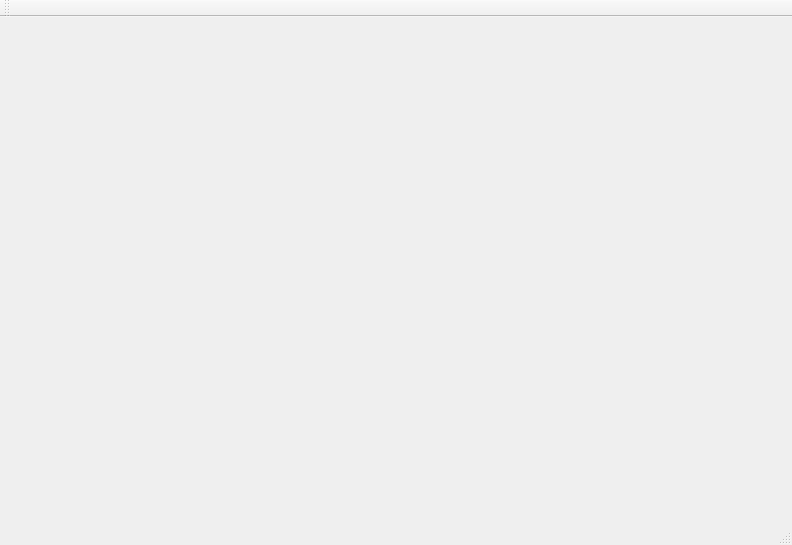
The window that untitled/mainwindow.ui (Yuri-kassin/Prejeto_Hotel-) describes before a commit, drawn with Qt 5.
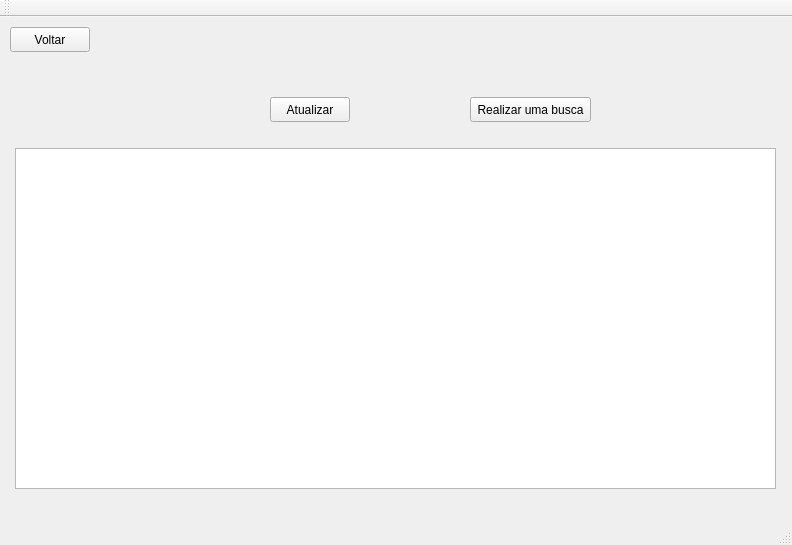
The same window after the commit. The open tabs and pages were chosen to show the change. Icons and pictures are not drawn.

Diff of the .ui file:
```diff
--- a/untitled/mainwindow.ui
+++ b/untitled/mainwindow.ui
@@ -245,20 +245,44 @@
      <widget class="QPushButton" name="userButton">
       <property name="geometry">
        <rect>
-        <x>50</x>
-        <y>50</y>
+        <x>480</x>
+        <y>80</y>
         <width>121</width>
-        <height>131</height>
+        <height>25</height>
+       </rect>
+      </property>
+      <property name="text">
+       <string>Realizar uma busca</string>
+      </property>
+     </widget>
+     <widget class="QPushButton" name="AttButton">
+      <property name="geometry">
+       <rect>
+        <x>280</x>
+        <y>80</y>
+        <width>80</width>
+        <height>25</height>
+       </rect>
+      </property>
+      <property name="text">
+       <string>Atualizar</string>
+      </property>
+     </widget>
+     <widget class="QPushButton" name="icon">
+      <property name="geometry">
+       <rect>
+        <x>370</x>
+        <y>20</y>
+        <width>101</width>
+        <height>101</height>
        </rect>
       </property>
       <property name="styleSheet">
-       <string notr="true">
-background-color: transparent;
+       <string notr="true">background-color: transparent;
 border-image: url(:off.png);
 background: none;
 border: none;
 background-repeat: none;
-
 </string>
       </property>
       <property name="text">
@@ -270,11 +294,34 @@
       </property>
       <property name="iconSize">
        <size>
-        <width>120</width>
-        <height>120</height>
+        <width>100</width>
+        <height>100</height>
        </size>
       </property>
      </widget>
+     <widget class="QPushButton" name="VoltarButton">
+      <property name="geometry">
+       <rect>
+        <x>20</x>
+        <y>10</y>
+        <width>80</width>
+        <height>25</height>
+       </rect>
+      </property>
+      <property name="text">
+       <string>Voltar</string>
+      </property>
+     </widget>
+     <widget class="QTextBrowser" name="textBrowser">
+      <property name="geometry">
+       <rect>
+        <x>25</x>
+        <y>131</y>
+        <width>761</width>
+        <height>341</height>
+       </rect>
+      </property>
+     </widget>
     </widget>
    </widget>
   </widget>
```
Left out of the diff: 26 changed lines with no effect on the pictures.
